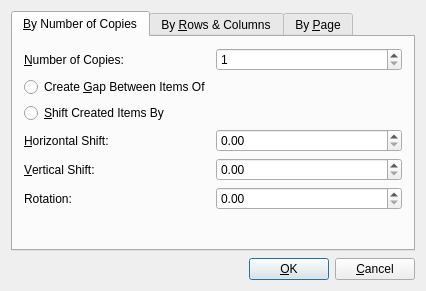
This is scribus/ui/multipleduplicate.ui in scribusproject/scribus as Qt 5 draws it before an edit. The edited form follows.
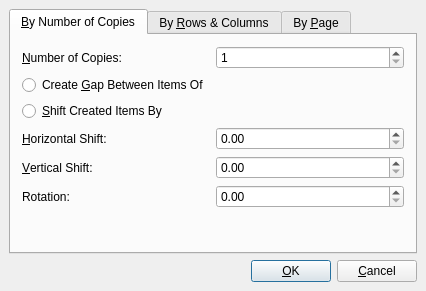
This is the edited form. Custom widgets are drawn as their Qt base class.

Commit message: #16415: Fix default dialog margins <bubu>

```diff
--- a/scribus/ui/multipleduplicate.ui
+++ b/scribus/ui/multipleduplicate.ui
@@ -26,12 +26,21 @@
    <bool>false</bool>
   </property>
   <layout class="QVBoxLayout">
-   <property name="spacing">
-    <number>7</number>
-   </property>
    <property name="sizeConstraint">
     <enum>QLayout::SetMinimumSize</enum>
    </property>
+   <property name="leftMargin">
+    <number>9</number>
+   </property>
+   <property name="topMargin">
+    <number>9</number>
+   </property>
+   <property name="rightMargin">
+    <number>9</number>
+   </property>
+   <property name="bottomMargin">
+    <number>9</number>
+   </property>
    <item>
     <widget class="QTabWidget" name="tabWidget">
      <property name="sizePolicy">
```
The commit also changes 8 other files.
